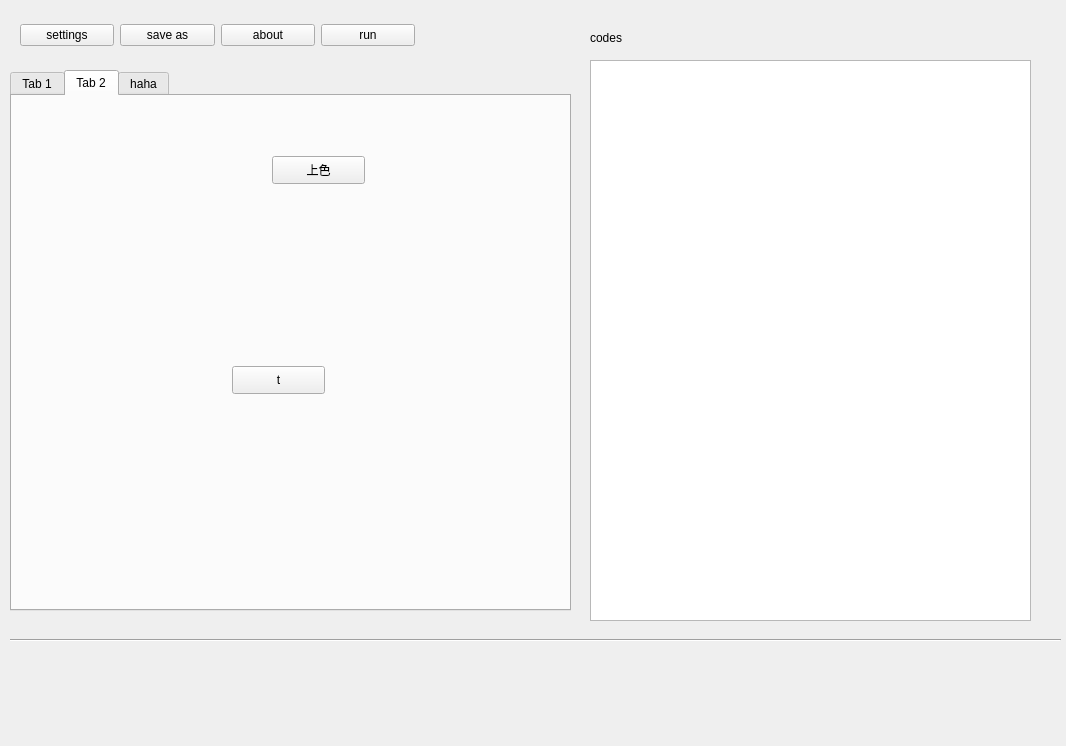
yongzhi444/AutoHotkey-Simple-IDE, file src/ahk_main/ahk_main.ui: the form before one commit.
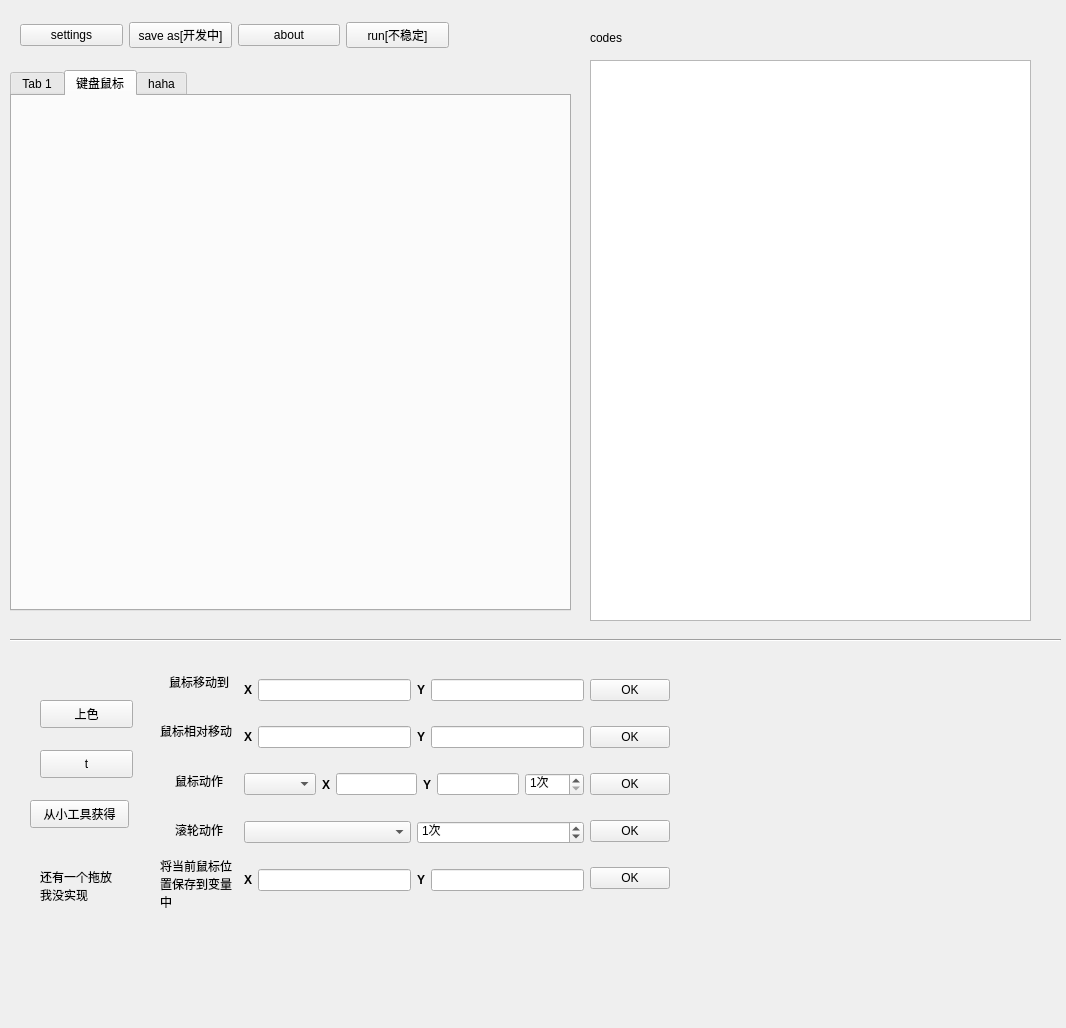
The form after the commit. The open tabs and pages were chosen to show the change.

Commit message: 4,18核心功能开发

The edit to the form file:
```diff
--- a/src/ahk_main/ahk_main.ui
+++ b/src/ahk_main/ahk_main.ui
@@ -7,7 +7,7 @@
     <x>0</x>
     <y>0</y>
     <width>1066</width>
-    <height>746</height>
+    <height>1028</height>
    </rect>
   </property>
   <property name="windowTitle">
@@ -254,34 +254,8 @@
    </widget>
    <widget class="QWidget" name="tab_2">
     <attribute name="title">
-     <string>Tab 2</string>
+     <string>键盘鼠标</string>
     </attribute>
-    <widget class="QPushButton" name="t_btn">
-     <property name="geometry">
-      <rect>
-       <x>220</x>
-       <y>270</y>
-       <width>93</width>
-       <height>28</height>
-      </rect>
-     </property>
-     <property name="text">
-      <string>t</string>
-     </property>
-    </widget>
-    <widget class="QPushButton" name="color_it">
-     <property name="geometry">
-      <rect>
-       <x>260</x>
-       <y>60</y>
-       <width>93</width>
-       <height>28</height>
-      </rect>
-     </property>
-     <property name="text">
-      <string>上色</string>
-     </property>
-    </widget>
    </widget>
    <widget class="QWidget" name="tab_3">
     <attribute name="title">
@@ -294,7 +268,7 @@
     <rect>
      <x>20</x>
      <y>20</y>
-     <width>395</width>
+     <width>429</width>
      <height>30</height>
     </rect>
    </property>
@@ -309,7 +283,7 @@
     <item>
      <widget class="QPushButton" name="pushButton_2">
       <property name="text">
-       <string>save as</string>
+       <string>save as[开发中]</string>
       </property>
      </widget>
     </item>
@@ -323,7 +297,7 @@
     <item>
      <widget class="QPushButton" name="run_btn">
       <property name="text">
-       <string>run</string>
+       <string>run[不稳定]</string>
       </property>
      </widget>
     </item>
@@ -342,6 +316,347 @@
     <enum>Qt::Horizontal</enum>
    </property>
   </widget>
+  <widget class="QPushButton" name="color_it">
+   <property name="geometry">
+    <rect>
+     <x>40</x>
+     <y>700</y>
+     <width>93</width>
+     <height>28</height>
+    </rect>
+   </property>
+   <property name="text">
+    <string>上色</string>
+   </property>
+  </widget>
+  <widget class="QPushButton" name="t_btn">
+   <property name="geometry">
+    <rect>
+     <x>40</x>
+     <y>750</y>
+     <width>93</width>
+     <height>28</height>
+    </rect>
+   </property>
+   <property name="text">
+    <string>t</string>
+   </property>
+  </widget>
+  <widget class="QPushButton" name="pushButton_3">
+   <property name="geometry">
+    <rect>
+     <x>30</x>
+     <y>800</y>
+     <width>99</width>
+     <height>28</height>
+    </rect>
+   </property>
+   <property name="text">
+    <string>从小工具获得</string>
+   </property>
+  </widget>
+  <widget class="QLabel" name="label_14">
+   <property name="geometry">
+    <rect>
+     <x>40</x>
+     <y>860</y>
+     <width>81</width>
+     <height>51</height>
+    </rect>
+   </property>
+   <property name="text">
+    <string>还有一个拖放我没实现</string>
+   </property>
+   <property name="wordWrap">
+    <bool>true</bool>
+   </property>
+  </widget>
+  <widget class="QWidget" name="layoutWidget">
+   <property name="geometry">
+    <rect>
+     <x>160</x>
+     <y>660</y>
+     <width>510</width>
+     <height>251</height>
+    </rect>
+   </property>
+   <layout class="QHBoxLayout" name="horizontalLayout_10">
+    <item>
+     <layout class="QVBoxLayout" name="verticalLayout_4">
+      <item>
+       <widget class="QLabel" name="label_3">
+        <property name="text">
+         <string>鼠标移动到</string>
+        </property>
+        <property name="alignment">
+         <set>Qt::AlignCenter</set>
+        </property>
+       </widget>
+      </item>
+      <item>
+       <widget class="QLabel" name="label_12">
+        <property name="text">
+         <string>鼠标相对移动</string>
+        </property>
+       </widget>
+      </item>
+      <item>
+       <widget class="QLabel" name="label_5">
+        <property name="text">
+         <string>鼠标动作</string>
+        </property>
+        <property name="alignment">
+         <set>Qt::AlignCenter</set>
+        </property>
+       </widget>
+      </item>
+      <item>
+       <widget class="QLabel" name="label_7">
+        <property name="text">
+         <string>滚轮动作</string>
+        </property>
+        <property name="alignment">
+         <set>Qt::AlignCenter</set>
+        </property>
+       </widget>
+      </item>
+      <item>
+       <widget class="QLabel" name="label_13">
+        <property name="text">
+         <string>将当前鼠标位置保存到变量中</string>
+        </property>
+        <property name="wordWrap">
+         <bool>true</bool>
+        </property>
+       </widget>
+      </item>
+     </layout>
+    </item>
+    <item>
+     <layout class="QVBoxLayout" name="verticalLayout_5">
+      <item>
+       <layout class="QHBoxLayout" name="horizontalLayout_5">
+        <item>
+         <widget class="QLabel" name="label_15">
+          <property name="font">
+           <font>
+            <weight>75</weight>
+            <bold>true</bold>
+           </font>
+          </property>
+          <property name="text">
+           <string>X</string>
+          </property>
+         </widget>
+        </item>
+        <item>
+         <widget class="QLineEdit" name="a_x"/>
+        </item>
+        <item>
+         <widget class="QLabel" name="label_16">
+          <property name="font">
+           <font>
+            <weight>75</weight>
+            <bold>true</bold>
+           </font>
+          </property>
+          <property name="text">
+           <string>Y</string>
+          </property>
+         </widget>
+        </item>
+        <item>
+         <widget class="QLineEdit" name="a_y"/>
+        </item>
+       </layout>
+      </item>
+      <item>
+       <layout class="QHBoxLayout" name="horizontalLayout_6">
+        <item>
+         <widget class="QLabel" name="label_17">
+          <property name="font">
+           <font>
+            <weight>75</weight>
+            <bold>true</bold>
+           </font>
+          </property>
+          <property name="text">
+           <string>X</string>
+          </property>
+         </widget>
+        </item>
+        <item>
+         <widget class="QLineEdit" name="b_x"/>
+        </item>
+        <item>
+         <widget class="QLabel" name="label_20">
+          <property name="font">
+           <font>
+            <weight>75</weight>
+            <bold>true</bold>
+           </font>
+          </property>
+          <property name="text">
+           <string>Y</string>
+          </property>
+         </widget>
+        </item>
+        <item>
+         <widget class="QLineEdit" name="b_y"/>
+        </item>
+       </layout>
+      </item>
+      <item>
+       <layout class="QHBoxLayout" name="horizontalLayout_7">
+        <item>
+         <widget class="QComboBox" name="c_com"/>
+        </item>
+        <item>
+         <widget class="QLabel" name="label_18">
+          <property name="font">
+           <font>
+            <weight>75</weight>
+            <bold>true</bold>
+           </font>
+          </property>
+          <property name="text">
+           <string>X</string>
+          </property>
+         </widget>
+        </item>
+        <item>
+         <widget class="QLineEdit" name="c_x"/>
+        </item>
+        <item>
+         <widget class="QLabel" name="label_21">
+          <property name="font">
+           <font>
+            <weight>75</weight>
+            <bold>true</bold>
+           </font>
+          </property>
+          <property name="text">
+           <string>Y</string>
+          </property>
+         </widget>
+        </item>
+        <item>
+         <widget class="QLineEdit" name="c_y"/>
+        </item>
+        <item>
+         <widget class="QSpinBox" name="c_t">
+          <property name="suffix">
+           <string>次</string>
+          </property>
+          <property name="minimum">
+           <number>1</number>
+          </property>
+          <property name="maximum">
+           <number>999</number>
+          </property>
+          <property name="value">
+           <number>1</number>
+          </property>
+         </widget>
+        </item>
+       </layout>
+      </item>
+      <item>
+       <layout class="QHBoxLayout" name="horizontalLayout_8">
+        <item>
+         <widget class="QComboBox" name="comboBox_2"/>
+        </item>
+        <item>
+         <widget class="QSpinBox" name="time_show_3">
+          <property name="suffix">
+           <string>次</string>
+          </property>
+          <property name="value">
+           <number>1</number>
+          </property>
+         </widget>
+        </item>
+       </layout>
+      </item>
+      <item>
+       <layout class="QHBoxLayout" name="horizontalLayout_9">
+        <item>
+         <widget class="QLabel" name="label_19">
+          <property name="font">
+           <font>
+            <weight>75</weight>
+            <bold>true</bold>
+           </font>
+          </property>
+          <property name="text">
+           <string>X</string>
+          </property>
+         </widget>
+        </item>
+        <item>
+         <widget class="QLineEdit" name="lineEdit_7"/>
+        </item>
+        <item>
+         <widget class="QLabel" name="label_22">
+          <property name="font">
+           <font>
+            <weight>75</weight>
+            <bold>true</bold>
+           </font>
+          </property>
+          <property name="text">
+           <string>Y</string>
+          </property>
+         </widget>
+        </item>
+        <item>
+         <widget class="QLineEdit" name="lineEdit_8"/>
+        </item>
+       </layout>
+      </item>
+     </layout>
+    </item>
+    <item>
+     <layout class="QVBoxLayout" name="verticalLayout_3">
+      <item>
+       <widget class="QPushButton" name="a_ok">
+        <property name="text">
+         <string>OK</string>
+        </property>
+       </widget>
+      </item>
+      <item>
+       <widget class="QPushButton" name="b_ok">
+        <property name="text">
+         <string>OK</string>
+        </property>
+       </widget>
+      </item>
+      <item>
+       <widget class="QPushButton" name="c_ok">
+        <property name="text">
+         <string>OK</string>
+        </property>
+       </widget>
+      </item>
+      <item>
+       <widget class="QPushButton" name="pushButton_6">
+        <property name="text">
+         <string>OK</string>
+        </property>
+       </widget>
+      </item>
+      <item>
+       <widget class="QPushButton" name="pushButton_7">
+        <property name="text">
+         <string>OK</string>
+        </property>
+       </widget>
+      </item>
+     </layout>
+    </item>
+   </layout>
+  </widget>
  </widget>
  <resources/>
  <connections/>
```
Left out of the diff: 13 changed lines with no effect on the pictures. The commit also changes 4 other files.
